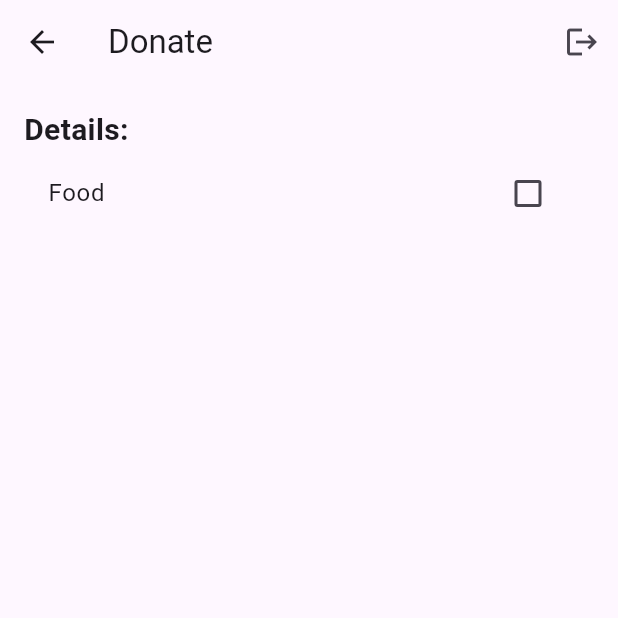
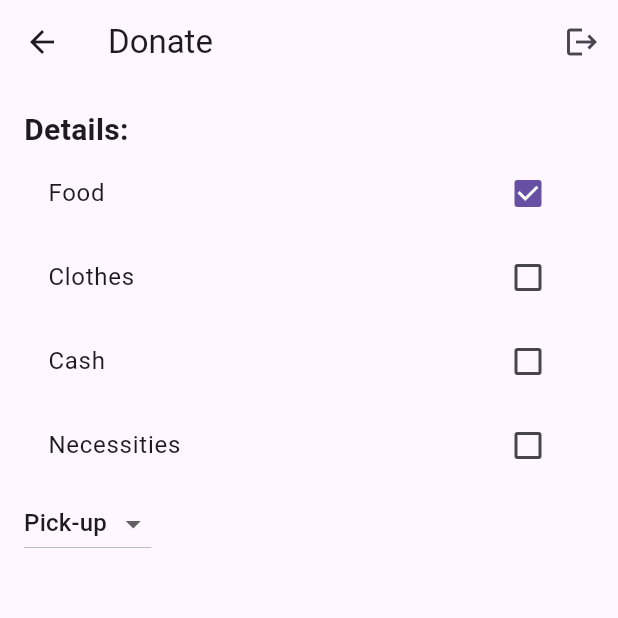
Before and after one commit to riggs249/donation-management-app, a Flutter app: the DonatePage screen opened directly, after a tap on "Food", on a phone screen of 412 x 824 dp, the top half of it. Run offline on Flutter 3.47's test engine with Material 3 defaults, Android fonts, the phone set to English and light mode, and no system bars; our stand-ins replace cloud_firestore, firebase_auth, firebase_core; accounts and stored records are empty; generated files the repository leaves out were written again.

Commit message:
added: more fields in donate page

```diff
--- a/my_app/lib/pages/donate_page.dart
+++ b/my_app/lib/pages/donate_page.dart
@@ -4,9 +4,20 @@ import 'package:provider/provider.dart';
 import 'signin_page.dart';
 import '../providers/auth_provider.dart';
 
-class DonatePage extends StatelessWidget {
+class DonatePage extends StatefulWidget {
+  const DonatePage({super.key});
+
+  @override
+  State<DonatePage> createState() => _DonatePageState();
+}
+
+class _DonatePageState extends State<DonatePage> {
 
   bool? foodCheckboxValue = false;
+  bool? clothesCheckboxValue = false;
+  bool? cashCheckboxValue = false;
+  bool? necessitiesCheckboxValue = false;
+  String? _dropdownValue = 'pickup';
   @override
   Widget build(BuildContext context) {
     return Scaffold(
@@ -40,9 +51,49 @@ class DonatePage extends StatelessWidget {
               title: const Text("Food"),
               value: foodCheckboxValue,
               onChanged: (bool? value) {
-                // setState(() {
-                //   foodCheckboxValue = value;
-                // })
+                setState(() {
+                  foodCheckboxValue = value;
+                });
+              }
+            ),
+            CheckboxListTile(
+              title: const Text("Clothes"),
+              value: clothesCheckboxValue,
+              onChanged: (bool? value) {
+                setState(() {
+                  clothesCheckboxValue = value;
+                });
+              }
+            ),
+            CheckboxListTile(
+              title: const Text("Cash"),
+              value: cashCheckboxValue,
+              onChanged: (bool? value) {
+                setState(() {
+                  cashCheckboxValue = value;
+                });
+              }
+            ),
+            CheckboxListTile(
+              title: const Text("Necessities"),
+              value: necessitiesCheckboxValue,
+              onChanged: (bool? value) {
+                setState(() {
+                  necessitiesCheckboxValue = value;
+                });
+              }
+            ),
+            DropdownButton(
+              items: const [
+                DropdownMenuItem(child: Text("Pick-up"), value: "pickup"),
+                DropdownMenuItem(child: Text("Drop-off"), value: "dropoff"),
+              ],
+
+              value: _dropdownValue,
+              onChanged: (String? value) {
+                setState(() {
+                  _dropdownValue = value;
+                });
               }
             ),
             SizedBox(height: 20),
```
